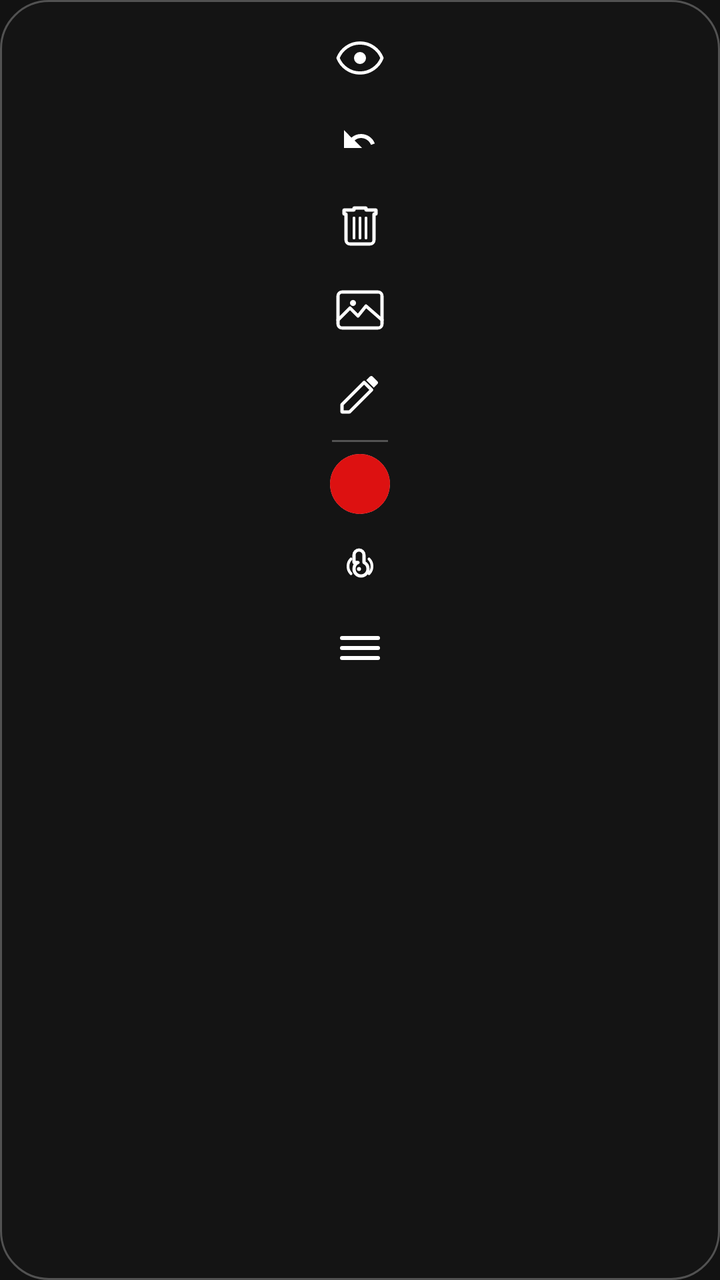
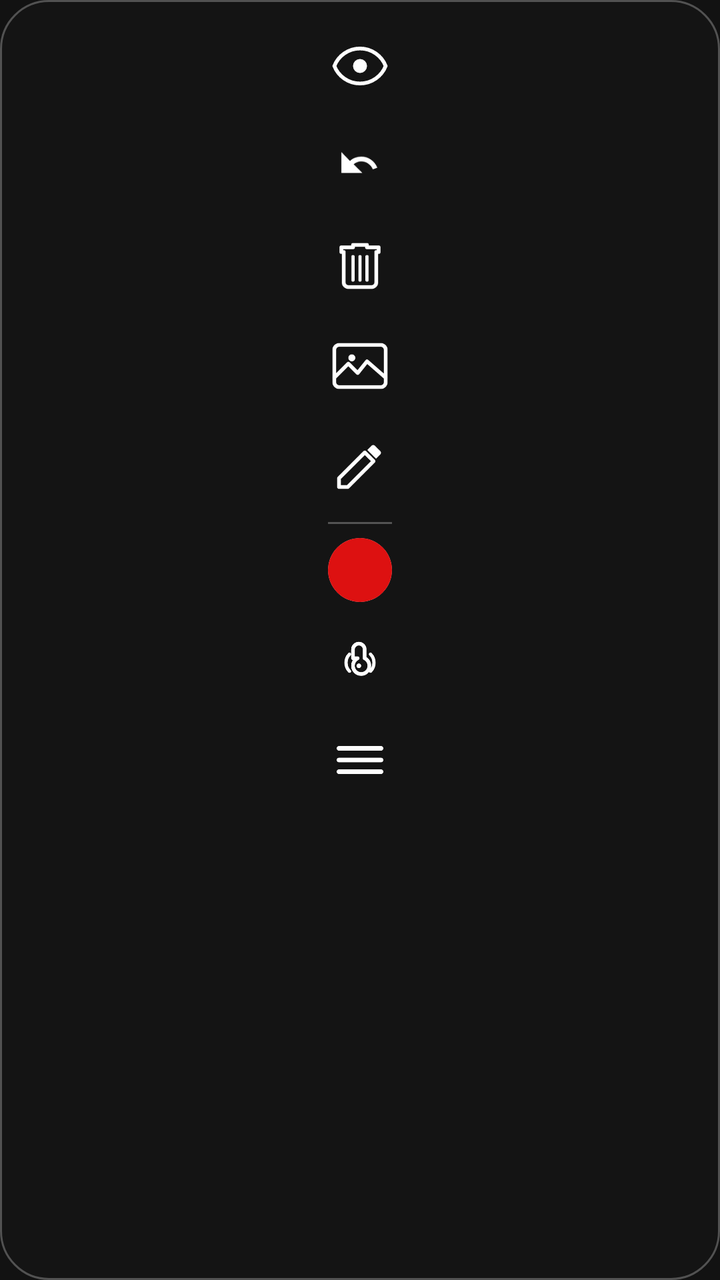

Screens rendered from an Android XML layout before and after an edit, with the pre-edit source and the edit as a unified diff.
<!-- AndroidManifest.xml: application theme Theme.DrawAnywhere -->
<!-- res/layout/overlay_toolbar_vertical.xml -->
<?xml version="1.0" encoding="utf-8"?>
<LinearLayout
    xmlns:android="http://schemas.android.com/apk/res/android"
    android:layout_width="wrap_content"
    android:layout_height="wrap_content"
    android:orientation="vertical"
    android:gravity="center_horizontal"
    android:background="@drawable/bg_toolbar"
    android:paddingStart="3dp"
    android:paddingEnd="3dp"
    android:paddingTop="8dp"
    android:paddingBottom="8dp"
    android:elevation="6dp">

    
    <ImageView
        android:id="@+id/btn_hide"
        android:layout_width="42dp"
        android:layout_height="42dp"
        android:padding="9dp"
        android:src="@drawable/ic_eye"
        android:tint="@color/toolbar_icon_default"
        android:scaleType="fitCenter"
        android:background="@android:color/transparent"
        android:contentDescription="@string/cd_btn_hide" />

    
    <ImageView
        android:id="@+id/btn_undo"
        android:layout_width="42dp"
        android:layout_height="42dp"
        android:padding="9dp"
        android:src="@drawable/ic_undo"
        android:tint="@color/toolbar_icon_default"
        android:scaleType="fitCenter"
        android:background="@android:color/transparent"
        android:contentDescription="@string/cd_btn_undo" />

    
    <ImageView
        android:id="@+id/btn_clear"
        android:layout_width="42dp"
        android:layout_height="42dp"
        android:padding="9dp"
        android:src="@drawable/ic_trash"
        android:tint="@color/toolbar_icon_default"
        android:scaleType="fitCenter"
        android:background="@android:color/transparent"
        android:contentDescription="@string/cd_btn_clear" />

    
    <ImageView
        android:id="@+id/btn_add_image"
        android:layout_width="42dp"
        android:layout_height="42dp"
        android:padding="9dp"
        android:src="@drawable/ic_image"
        android:tint="@color/toolbar_icon_default"
        android:scaleType="fitCenter"
        android:background="@android:color/transparent"
        android:contentDescription="@string/cd_btn_image" />

    
    <ImageView
        android:id="@+id/btn_tools"
        android:layout_width="42dp"
        android:layout_height="42dp"
        android:padding="9dp"
        android:src="@drawable/ic_pen"
        android:tint="@color/toolbar_icon_default"
        android:scaleType="fitCenter"
        android:background="@android:color/transparent"
        android:contentDescription="@string/cd_btn_tools" />

    
    <View
        android:layout_width="28dp"
        android:layout_height="1dp"
        android:background="@color/toolbar_divider"
        android:layout_marginTop="2dp"
        android:layout_marginBottom="2dp" />

    
    <FrameLayout
        android:layout_width="30dp"
        android:layout_height="30dp"
        android:layout_marginTop="4dp"
        android:layout_marginBottom="4dp"
        android:background="@drawable/bg_color_dot_ring"
        android:clipToOutline="true"
        android:contentDescription="@string/cd_color_dot">
        <View
            android:id="@+id/view_color_dot"
            android:layout_width="match_parent"
            android:layout_height="match_parent"
            android:background="@color/toolbar_dot_red" />
    </FrameLayout>

    
    <ImageView
        android:id="@+id/view_finger_indicator"
        android:layout_width="42dp"
        android:layout_height="42dp"
        android:padding="9dp"
        android:src="@drawable/ic_finger"
        android:tint="@color/toolbar_icon_default"
        android:scaleType="fitCenter"
        android:background="@android:color/transparent"
        android:contentDescription="@null"
        android:importantForAccessibility="no" />

    
    <ImageView
        android:id="@+id/btn_settings"
        android:layout_width="42dp"
        android:layout_height="42dp"
        android:padding="9dp"
        android:src="@drawable/ic_settings"
        android:tint="@color/toolbar_icon_default"
        android:scaleType="fitCenter"
        android:background="@android:color/transparent"
        android:contentDescription="@string/cd_btn_settings" />

</LinearLayout>
<!-- resources referenced by this layout -->
<resources>
  <color name="toolbar_divider">#44FFFFFF</color>
  <color name="toolbar_dot_red">#FFDD1111</color>
  <color name="toolbar_icon_default">#FFFFFFFF</color>
  <!-- drawable bg_color_dot_ring (drawable) -->
  <?xml version="1.0" encoding="utf-8"?>
  <shape xmlns:android="http://schemas.android.com/apk/res/android"
      android:shape="oval">
  
      <solid android:color="@android:color/transparent" />
  
      <stroke
          android:width="2dp"
          android:color="#FFFFFFFF" />
  
  </shape>
  <!-- drawable bg_toolbar (drawable) -->
  <?xml version="1.0" encoding="utf-8"?>
  <shape xmlns:android="http://schemas.android.com/apk/res/android"
      android:shape="rectangle">
  
      <solid android:color="@color/toolbar_bg" />
  
      <corners android:radius="24dp" />
  
      <stroke
          android:width="1dp"
          android:color="@color/toolbar_divider" />
  
  </shape>
  <!-- drawable ic_eye (drawable) -->
  <?xml version="1.0" encoding="utf-8"?>
  <vector xmlns:android="http://schemas.android.com/apk/res/android"
      android:width="24dp"
      android:height="24dp"
      android:viewportWidth="24"
      android:viewportHeight="24">
  
      
      <path
          android:pathData="M12,4.5C7,4.5 2.73,7.61 1,12C2.73,16.39 7,19.5 12,19.5C17,19.5 21.27,16.39 23,12C21.27,7.61 17,4.5 12,4.5Z"
          android:strokeColor="#FFFFFFFF"
          android:strokeWidth="1.6"
          android:fillColor="#00000000"
          android:strokeLineCap="round"
          android:strokeLineJoin="round" />
  
      
      <path
          android:pathData="M12,9A3,3 0,0 1,15 12A3,3 0,0 1,12 15A3,3 0,0 1,9 12A3,3 0,0 1,12 9Z"
          android:fillColor="#FFFFFFFF" />
  
  </vector>
  <!-- drawable ic_pen (drawable) -->
  <?xml version="1.0" encoding="utf-8"?>
  <vector xmlns:android="http://schemas.android.com/apk/res/android"
      android:width="24dp"
      android:height="24dp"
      android:viewportWidth="24"
      android:viewportHeight="24">
  
      
      <path
          android:pathData="M3,17.25V21H6.75L17.81,9.94L14.06,6.19L3,17.25Z"
          android:fillColor="#00000000"
          android:strokeColor="#FFFFFFFF"
          android:strokeWidth="1.6"
          android:strokeLineCap="round"
          android:strokeLineJoin="round" />
  
      
      <path
          android:pathData="M20.71,7.04C21.1,6.65 21.1,6.02 20.71,5.63L18.37,3.29C17.98,2.9 17.35,2.9 16.96,3.29L15.13,5.12L18.88,8.87L20.71,7.04Z"
          android:fillColor="#FFFFFFFF" />
  
  </vector>
  <!-- drawable ic_undo (drawable) -->
  <?xml version="1.0" encoding="utf-8"?>
  <vector xmlns:android="http://schemas.android.com/apk/res/android"
      android:width="24dp"
      android:height="24dp"
      android:viewportWidth="24"
      android:viewportHeight="24">
  
      <path
          android:pathData="M12.5,8C10.65,8 8.99,8.7 7.7,9.83L4,6V15H13L9.27,11.27C10.16,10.49 11.28,10 12.5,10C14.77,10 16.72,11.44 17.5,13.45L19.41,12.74C18.29,9.87 15.61,8 12.5,8Z"
          android:fillColor="#FFFFFFFF" />
  
  </vector>
  <string name="cd_btn_clear">Clear canvas</string>
  <string name="cd_btn_hide">Hide or show canvas</string>
  <string name="cd_btn_image">Add image from gallery</string>
  <string name="cd_btn_settings">Open settings</string>
  <string name="cd_btn_tools">Select drawing tool</string>
  <string name="cd_btn_undo">Undo last stroke</string>
  <string name="cd_color_dot">Current drawing color</string>
  <color name="toolbar_bg">#E8141414</color>
  <color name="colorPrimary">#FFB73A3A</color>
  <color name="colorPrimaryVariant">#FF8B0000</color>
  <color name="colorOnPrimary">#FFFFFFFF</color>
  <color name="colorSecondary">#FF444444</color>
  <color name="colorOnSecondary">#FFFFFFFF</color>
  <color name="colorError">#FFCF6679</color>
  <color name="colorOnError">#FF000000</color>
  <color name="colorSurface">#FF1C1C1C</color>
  <color name="colorOnSurface">#FFFFFFFF</color>
  <color name="colorBackground">#FF121212</color>
  <!-- unchanged entries left out for length: 5 -->
</resources>

<!-- the commit's change to res/layout/overlay_toolbar_vertical.xml (unified diff, before → after) -->
@@ -6,18 +6,18 @@
     android:orientation="vertical"
     android:gravity="center_horizontal"
     android:background="@drawable/bg_toolbar"
-    android:paddingStart="3dp"
-    android:paddingEnd="3dp"
+    android:paddingStart="4dp"
+    android:paddingEnd="4dp"
     android:paddingTop="8dp"
     android:paddingBottom="8dp"
-    android:elevation="6dp">
+    android:elevation="8dp">
 
     
     <ImageView
         android:id="@+id/btn_hide"
-        android:layout_width="42dp"
-        android:layout_height="42dp"
-        android:padding="9dp"
+        android:layout_width="50dp"
+        android:layout_height="50dp"
+        android:padding="11dp"
         android:src="@drawable/ic_eye"
         android:tint="@color/toolbar_icon_default"
         android:scaleType="fitCenter"
@@ -27,9 +27,9 @@
     
     <ImageView
         android:id="@+id/btn_undo"
-        android:layout_width="42dp"
-        android:layout_height="42dp"
-        android:padding="9dp"
+        android:layout_width="50dp"
+        android:layout_height="50dp"
+        android:padding="11dp"
         android:src="@drawable/ic_undo"
         android:tint="@color/toolbar_icon_default"
         android:scaleType="fitCenter"
@@ -39,9 +39,9 @@
     
     <ImageView
         android:id="@+id/btn_clear"
-        android:layout_width="42dp"
-        android:layout_height="42dp"
-        android:padding="9dp"
+        android:layout_width="50dp"
+        android:layout_height="50dp"
+        android:padding="11dp"
         android:src="@drawable/ic_trash"
         android:tint="@color/toolbar_icon_default"
         android:scaleType="fitCenter"
@@ -51,9 +51,9 @@
     
     <ImageView
         android:id="@+id/btn_add_image"
-        android:layout_width="42dp"
-        android:layout_height="42dp"
-        android:padding="9dp"
+        android:layout_width="50dp"
+        android:layout_height="50dp"
+        android:padding="11dp"
         android:src="@drawable/ic_image"
         android:tint="@color/toolbar_icon_default"
         android:scaleType="fitCenter"
@@ -63,9 +63,9 @@
     
     <ImageView
         android:id="@+id/btn_tools"
-        android:layout_width="42dp"
-        android:layout_height="42dp"
-        android:padding="9dp"
+        android:layout_width="50dp"
+        android:layout_height="50dp"
+        android:padding="11dp"
         android:src="@drawable/ic_pen"
         android:tint="@color/toolbar_icon_default"
         android:scaleType="fitCenter"
@@ -74,16 +74,17 @@
 
     
     <View
-        android:layout_width="28dp"
+        android:id="@+id/toolbar_divider"
+        android:layout_width="32dp"
         android:layout_height="1dp"
         android:background="@color/toolbar_divider"
-        android:layout_marginTop="2dp"
-        android:layout_marginBottom="2dp" />
+        android:layout_marginTop="3dp"
+        android:layout_marginBottom="3dp" />
 
     
     <FrameLayout
-        android:layout_width="30dp"
-        android:layout_height="30dp"
+        android:layout_width="32dp"
+        android:layout_height="32dp"
         android:layout_marginTop="4dp"
         android:layout_marginBottom="4dp"
         android:background="@drawable/bg_color_dot_ring"
@@ -99,22 +100,22 @@
     
     <ImageView
         android:id="@+id/view_finger_indicator"
-        android:layout_width="42dp"
-        android:layout_height="42dp"
-        android:padding="9dp"
+        android:layout_width="50dp"
+        android:layout_height="50dp"
+        android:padding="11dp"
         android:src="@drawable/ic_finger"
         android:tint="@color/toolbar_icon_default"
         android:scaleType="fitCenter"
         android:background="@android:color/transparent"
-        android:contentDescription="@null"
-        android:importantForAccessibility="no" />
+        android:importantForAccessibility="no"
+        android:contentDescription="@null" />
 
     
     <ImageView
         android:id="@+id/btn_settings"
-        android:layout_width="42dp"
-        android:layout_height="42dp"
-        android:padding="9dp"
+        android:layout_width="50dp"
+        android:layout_height="50dp"
+        android:padding="11dp"
         android:src="@drawable/ic_settings"
         android:tint="@color/toolbar_icon_default"
         android:scaleType="fitCenter"
